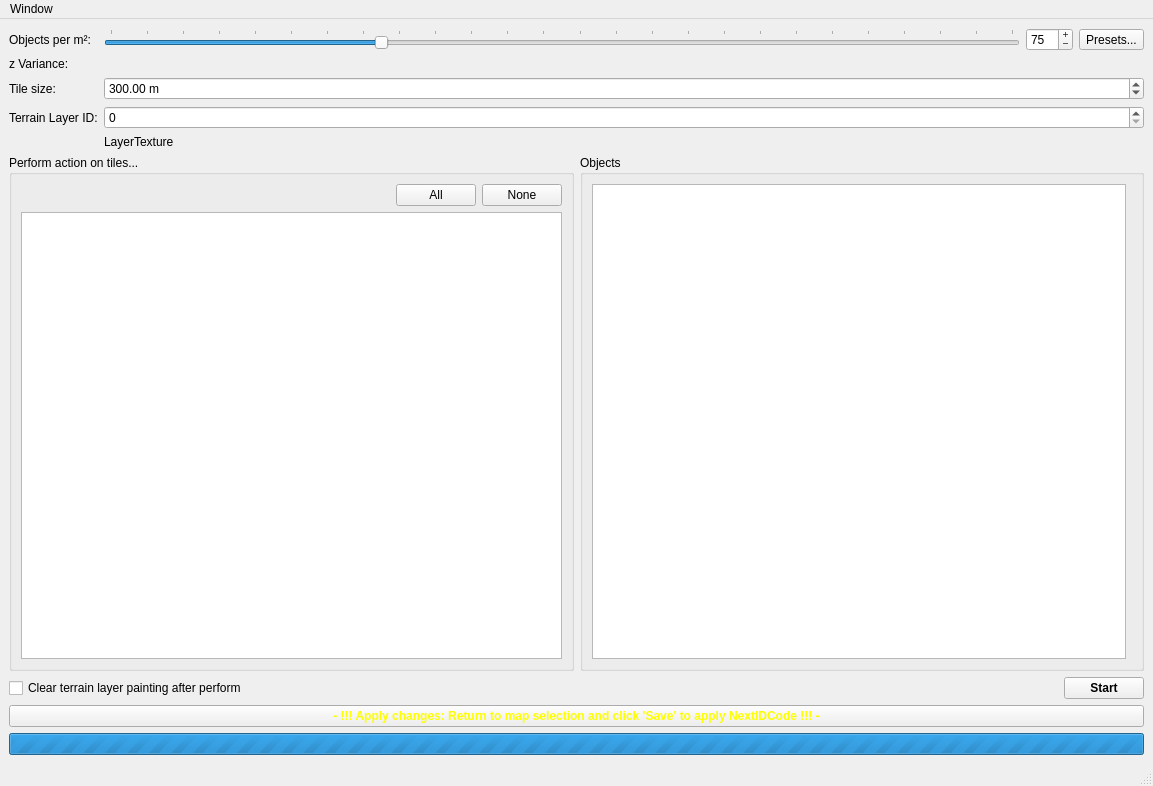
Before: the Qt Designer form OTModules/wMaps/wPlaceObjects/wplaceobjects.ui in pietr26/OMSI-Tools, drawn with Qt 5.
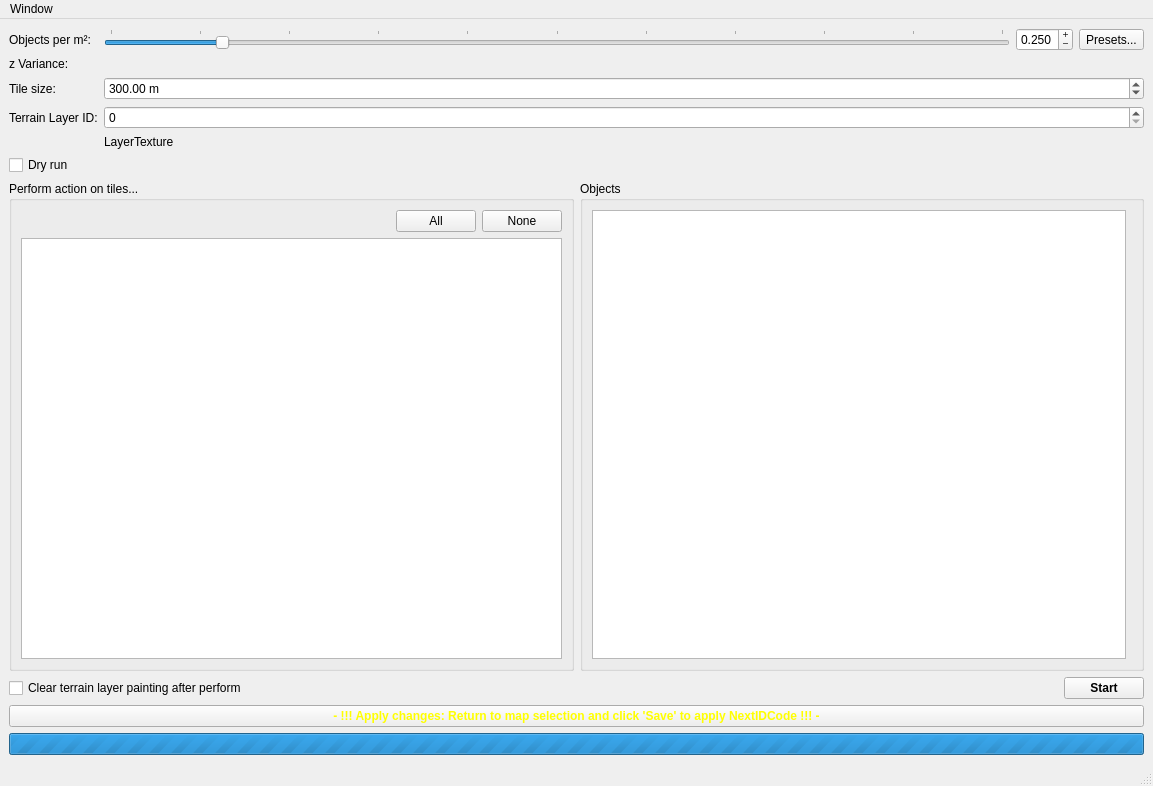
After: the same form once the commit is applied. Icons and pictures are not drawn. Custom widgets are drawn as their Qt base class.

Commit message: Fixed backup of map files, reduced values of possible objects/m^2

What changed in the file:
```diff
--- a/OTModules/wMaps/wPlaceObjects/wplaceobjects.ui
+++ b/OTModules/wMaps/wPlaceObjects/wplaceobjects.ui
@@ -29,13 +29,19 @@
         <item>
          <widget class="QSlider" name="hslObjectDensity">
           <property name="maximum">
-           <number>250</number>
+           <number>200</number>
+          </property>
+          <property name="singleStep">
+           <number>10</number>
+          </property>
+          <property name="pageStep">
+           <number>10</number>
           </property>
           <property name="value">
-           <number>75</number>
+           <number>25</number>
           </property>
           <property name="sliderPosition">
-           <number>75</number>
+           <number>25</number>
           </property>
           <property name="tracking">
            <bool>true</bool>
@@ -53,12 +59,12 @@
            <enum>QSlider::TicksAbove</enum>
           </property>
           <property name="tickInterval">
-           <number>10</number>
+           <number>20</number>
           </property>
          </widget>
         </item>
         <item>
-         <widget class="QSpinBox" name="sbxObjectDensity">
+         <widget class="QDoubleSpinBox" name="dsbxObjectDensity">
           <property name="enabled">
            <bool>true</bool>
           </property>
@@ -80,20 +86,20 @@
           <property name="showGroupSeparator" stdset="0">
            <bool>false</bool>
           </property>
-          <property name="suffix">
-           <string/>
-          </property>
-          <property name="prefix">
-           <string/>
+          <property name="decimals">
+           <number>3</number>
           </property>
           <property name="maximum">
-           <number>250</number>
+           <double>2.000000000000000</double>
+          </property>
+          <property name="singleStep">
+           <double>0.005000000000000</double>
+          </property>
+          <property name="stepType">
+           <enum>QAbstractSpinBox::DefaultStepType</enum>
           </property>
           <property name="value">
-           <number>75</number>
-          </property>
-          <property name="displayIntegerBase">
-           <number>10</number>
+           <double>0.250000000000000</double>
           </property>
          </widget>
         </item>
@@ -202,6 +208,13 @@
       </item>
      </layout>
     </item>
+    <item>
+     <widget class="QCheckBox" name="cbxDryRun">
+      <property name="text">
+       <string>Dry run</string>
+      </property>
+     </widget>
+    </item>
     <item>
      <layout class="QHBoxLayout" name="horizontalLayout_5">
       <item>
```
Left out of the diff: 3 changed lines with no effect on the pictures. The commit also changes 2 other files.
